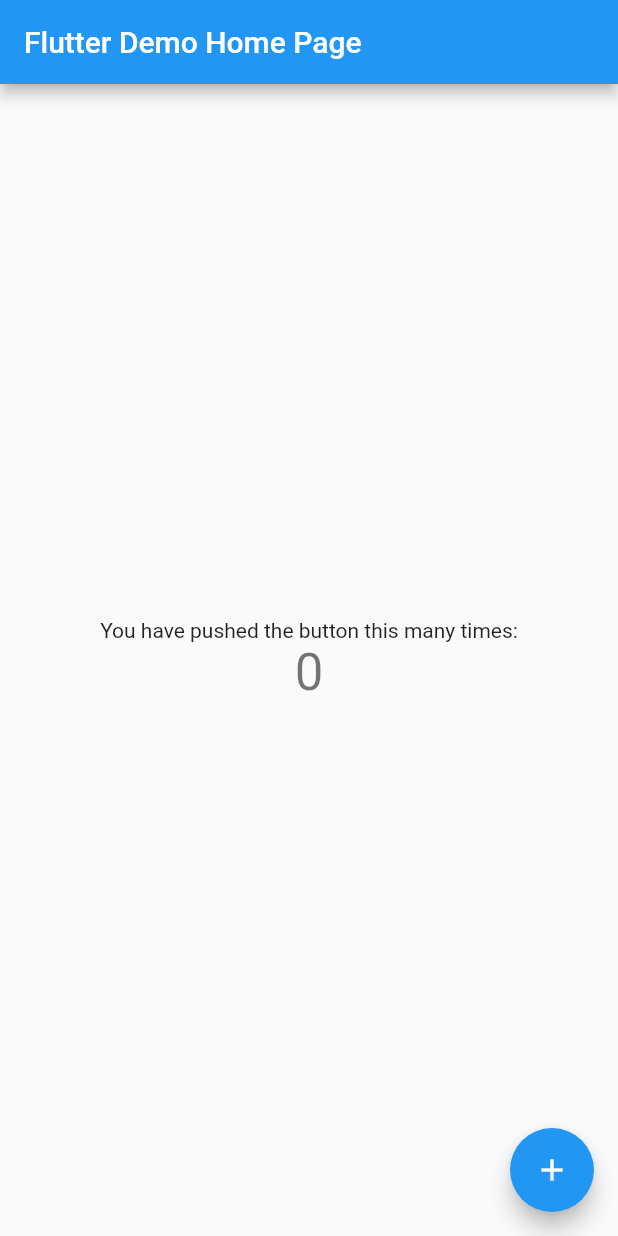
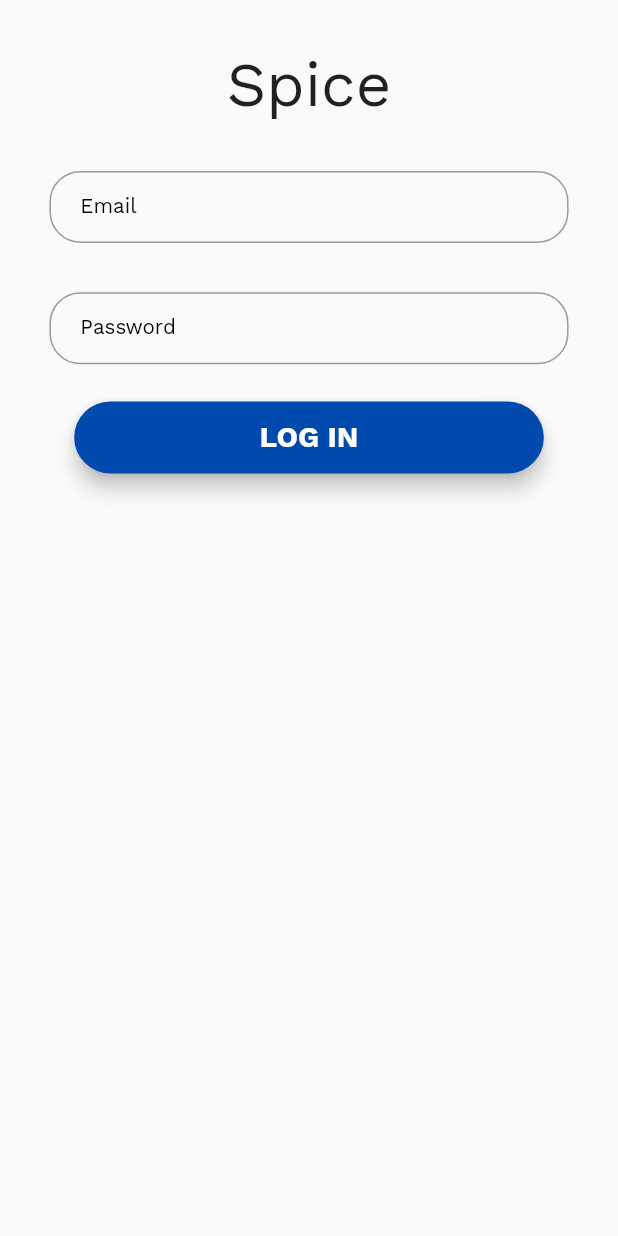
Before and after one commit to AdityaChaudhary18/chef_gram, a Flutter app: the screen it shows after launch, on a phone screen of 412 x 824 dp. Run offline on Flutter 3.47's test engine with Material 2 defaults, Android fonts, the phone set to English and light mode, and no system bars; our stand-ins replace firebase_auth, firebase_core, sizer; accounts and stored records are empty.

Commit message:
init provider and frontend for login

```diff
--- /dev/null
+++ b/lib/authentication_service.dart
@@ -0,0 +1,23 @@
+import 'package:firebase_auth/firebase_auth.dart';
+
+class AuthenticationService {
+  final FirebaseAuth _firebaseAuth;
+  AuthenticationService(this._firebaseAuth);
+
+  Stream<User?> get authStateChanges => _firebaseAuth.authStateChanges();
+
+  Future<void> signOut() async {
+    await _firebaseAuth.signOut();
+  }
+
+  Future<String> signIn(
+      {required String name, required String password}) async {
+    try {
+      await _firebaseAuth.signInWithEmailAndPassword(
+          email: name, password: password);
+      return "Signed In Successfully";
+    } on FirebaseAuthException catch (e) {
+      return e.message ?? "error";
+    }
+  }
+}
--- /dev/null
+++ b/lib/constants.dart
@@ -0,0 +1,24 @@
+import 'package:flutter/material.dart';
+import 'package:sizer/sizer.dart';
+
+var authTextFieldDecoration = InputDecoration(
+  labelText: "Email",
+  labelStyle: TextStyle(fontSize: 10.sp, color: Colors.black),
+  errorStyle: TextStyle(fontSize: 10.sp),
+  hintText: "Enter your email",
+  hintStyle: TextStyle(fontSize: 10.sp, color: Color(0xFFAF9E9E)),
+  contentPadding: EdgeInsets.symmetric(vertical: 1.2.h, horizontal: 2.5.h),
+  border: OutlineInputBorder(
+    borderRadius: BorderRadius.all(
+      Radius.circular(2.5.h),
+    ),
+  ),
+  focusedBorder: OutlineInputBorder(
+    borderRadius: BorderRadius.all(
+      Radius.circular(2.5.h),
+    ),
+    borderSide: BorderSide(
+      width: 0.6.w,
+    ),
+  ),
+);
--- a/lib/main.dart
+++ b/lib/main.dart
@@ -1,115 +1,63 @@
+import 'package:chef_gram/authentication_service.dart';
+import 'package:chef_gram/screens/Dashboard/dashboard.dart';
+import 'package:chef_gram/screens/auth/login.dart';
+import 'package:firebase_auth/firebase_auth.dart';
+import 'package:firebase_core/firebase_core.dart';
 import 'package:flutter/material.dart';
+import 'package:provider/provider.dart';
+import 'package:sizer/sizer.dart';
 
-void main() {
+Future<void> main() async {
+  WidgetsFlutterBinding.ensureInitialized();
+  await Firebase.initializeApp();
   runApp(const MyApp());
 }
 
 class MyApp extends StatelessWidget {
   const MyApp({Key? key}) : super(key: key);
 
-  // This widget is the root of your application.
   @override
   Widget build(BuildContext context) {
-    return MaterialApp(
-      title: 'Flutter Demo',
-      theme: ThemeData(
-        // This is the theme of your application.
-        //
-        // Try running your application with "flutter run". You'll see the
-        // application has a blue toolbar. Then, without quitting the app, try
-        // changing the primarySwatch below to Colors.green and then invoke
-        // "hot reload" (press "r" in the console where you ran "flutter run",
-        // or simply save your changes to "hot reload" in a Flutter IDE).
-        // Notice that the counter didn't reset back to zero; the application
-        // is not restarted.
-        primarySwatch: Colors.blue,
-      ),
-      home: const MyHomePage(title: 'Flutter Demo Home Page'),
+    return MultiProvider(
+      providers: [
+        Provider<AuthenticationService>(
+          create: (_) => AuthenticationService(FirebaseAuth.instance),
+        ),
+        StreamProvider(
+          create: (context) =>
+              context.read<AuthenticationService>().authStateChanges,
+          initialData: null,
+        )
+      ],
+      child: Sizer(builder: (context, orientation, deviceTye) {
+        return MaterialApp(
+          title: "Chef Gram",
+          theme: ThemeData(
+            fontFamily: 'WorkSans',
+            brightness: Brightness.light,
+          ),
+          darkTheme: ThemeData(
+            fontFamily: 'WorkSans',
+            brightness: Brightness.dark,
+          ),
+          themeMode: ThemeMode.light,
+          home: AuthenticationWrapper(),
+        );
+      }),
     );
   }
 }
 
-class MyHomePage extends StatefulWidget {
-  const MyHomePage({Key? key, required this.title}) : super(key: key);
-
-  // This widget is the home page of your application. It is stateful, meaning
-  // that it has a State object (defined below) that contains fields that affect
-  // how it looks.
-
-  // This class is the configuration for the state. It holds the values (in this
-  // case the title) provided by the parent (in this case the App widget) and
-  // used by the build method of the State. Fields in a Widget subclass are
-  // always marked "final".
-
-  final String title;
-
-  @override
-  State<MyHomePage> createState() => _MyHomePageState();
-}
-
-class _MyHomePageState extends State<MyHomePage> {
-  int _counter = 0;
-
-  void _incrementCounter() {
-    setState(() {
-      // This call to setState tells the Flutter framework that something has
-      // changed in this State, which causes it to rerun the build method below
-      // so that the display can reflect the updated values. If we changed
-      // _counter without calling setState(), then the build method would not be
-      // called again, and so nothing would appear to happen.
-      _counter++;
-    });
-  }
+class AuthenticationWrapper extends StatelessWidget {
+  const AuthenticationWrapper({Key? key}) : super(key: key);
 
   @override
   Widget build(BuildContext context) {
-    // This method is rerun every time setState is called, for instance as done
-    // by the _incrementCounter method above.
-    //
-    // The Flutter framework has been optimized to make rerunning build methods
-    // fast, so that you can just rebuild anything that needs updating rather
-    // than having to individually change instances of widgets.
-    return Scaffold(
-      appBar: AppBar(
-        // Here we take the value from the MyHomePage object that was created by
-        // the App.build method, and use it to set our appbar title.
-        title: Text(widget.title),
-      ),
-      body: Center(
-        // Center is a layout widget. It takes a single child and positions it
-        // in the middle of the parent.
-        child: Column(
-          // Column is also a layout widget. It takes a list of children and
-          // arranges them vertically. By default, it sizes itself to fit its
-          // children horizontally, and tries to be as tall as its parent.
-          //
-          // Invoke "debug painting" (press "p" in the console, choose the
-          // "Toggle Debug Paint" action from the Flutter Inspector in Android
-          // Studio, or the "Toggle Debug Paint" command in Visual Studio Code)
-          // to see the wireframe for each widget.
-          //
-          // Column has various properties to control how it sizes itself and
-          // how it positions its children. Here we use mainAxisAlignment to
-          // center the children vertically; the main axis here is the vertical
-          // axis because Columns are vertical (the cross axis would be
-          // horizontal).
-          mainAxisAlignment: MainAxisAlignment.center,
-          children: <Widget>[
-            const Text(
-              'You have pushed the button this many times:',
-            ),
-            Text(
-              '$_counter',
-              style: Theme.of(context).textTheme.headline4,
-            ),
-          ],
-        ),
-      ),
-      floatingActionButton: FloatingActionButton(
-        onPressed: _incrementCounter,
-        tooltip: 'Increment',
-        child: const Icon(Icons.add),
-      ), // This trailing comma makes auto-formatting nicer for build methods.
-    );
+    final firebaseUser = context.watch<User?>();
+    if (firebaseUser == null) {
+      return LogInPage();
+    } else {
+      return Dashboard();
+    }
   }
 }
--- /dev/null
+++ b/lib/screens/Dashboard/dashboard.dart
@@ -0,0 +1,27 @@
+import 'package:flutter/material.dart';
+import 'package:provider/src/provider.dart';
+
+import '../../authentication_service.dart';
+
+class Dashboard extends StatelessWidget {
+  const Dashboard({Key? key}) : super(key: key);
+
+  @override
+  Widget build(BuildContext context) {
+    return Scaffold(
+      body: Column(
+        children: [
+          ElevatedButton(
+            child: Text("Sign Out"),
+            onPressed: () {
+              context.read<AuthenticationService>().signOut();
+            },
+          ),
+          Center(
+            child: Text("HI BIYCHES"),
+          ),
+        ],
+      ),
+    );
+  }
+}
--- /dev/null
+++ b/lib/screens/auth/login.dart
@@ -0,0 +1,74 @@
+import 'package:flutter/material.dart';
+import 'package:provider/src/provider.dart';
+import 'package:sizer/sizer.dart';
+import 'package:chef_gram/utils/RoundedButton.dart';
+
+import '../../authentication_service.dart';
+import '../../constants.dart';
+
+class LogInPage extends StatefulWidget {
+  const LogInPage({Key? key}) : super(key: key);
+
+  @override
+  _LogInPageState createState() => _LogInPageState();
+}
+
+class _LogInPageState extends State<LogInPage> {
+  final emailController = TextEditingController();
+  final passwordController = TextEditingController();
+
+  @override
+  Widget build(BuildContext context) {
+    return SafeArea(
+      child: Scaffold(
+        body: SingleChildScrollView(
+          child: Padding(
+            padding: EdgeInsets.symmetric(horizontal: 8.w, vertical: 4.h),
+            child: Column(
+              children: [
+                Text(
+                  "Spice",
+                  style: TextStyle(fontSize: 30.sp),
+                ),
+                SizedBox(
+                  height: 4.h,
+                ),
+                TextFormField(
+                  decoration: authTextFieldDecoration,
+                  controller: emailController,
+                  keyboardType: TextInputType.emailAddress,
+                ),
+                SizedBox(
+                  height: 4.h,
+                ),
+                TextFormField(
+                  controller: passwordController,
+                  textAlign: TextAlign.center,
+                  decoration: authTextFieldDecoration.copyWith(
+                    labelText: "Password",
+                    hintText: "Enter your Password",
+                  ),
+                ),
+                SizedBox(
+                  height: 2.h,
+                ),
+                Align(
+                  alignment: Alignment.center,
+                  child: RoundedButton(
+                    color: Color(0xFF004AAD),
+                    onPressed: () {
+                      context.read<AuthenticationService>().signIn(
+                          name: emailController.text.trim(),
+                          password: passwordController.text.trim());
+                    },
+                    text: "LOG IN",
+                  ),
+                ),
+              ],
+            ),
+          ),
+        ),
+      ),
+    );
+  }
+}
--- /dev/null
+++ b/lib/utils/RoundedButton.dart
@@ -0,0 +1,34 @@
+import 'package:flutter/material.dart';
+import 'package:sizer/sizer.dart';
+
+class RoundedButton extends StatelessWidget {
+  RoundedButton(
+      {required this.color, required this.onPressed, required this.text});
+  final Color color;
+  final String text;
+  final onPressed;
+  @override
+  Widget build(BuildContext context) {
+    return Padding(
+      padding: EdgeInsets.symmetric(vertical: 2.w),
+      child: Material(
+        elevation: 1.3.w,
+        color: color,
+        borderRadius: BorderRadius.circular(4.8.h),
+        child: MaterialButton(
+          splashColor: Colors.blueGrey,
+          onPressed: onPressed,
+          minWidth: 76.w,
+          height: 10.w,
+          child: Text(
+            "$text",
+            style: TextStyle(
+                fontSize: 14.2.sp,
+                color: Colors.white,
+                fontWeight: FontWeight.bold),
+          ),
+        ),
+      ),
+    );
+  }
+}
```
Also changed, not shown: pubspec.yaml (+17 -1 lines), fonts/SFProDisplay-Regular.ttf (added), fonts/WorkSans-VariableFont_wght.ttf (added), fonts/verdana-regular.ttf (added), pubspec.lock, 1 other file.
